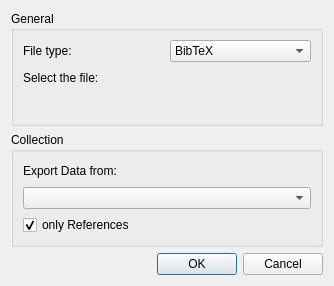
Above: src/mainui/sync/bibtexexportdialog.ui from KDE/conquirere before the change. Below: the same form after it.
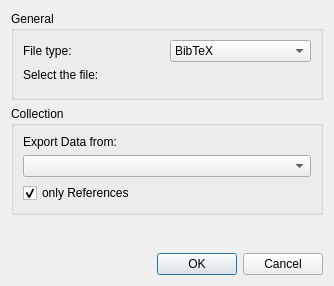
That is the form after the change. Custom widgets are drawn as their Qt base class.

```diff
--- a/src/mainui/sync/bibtexexportdialog.ui
+++ b/src/mainui/sync/bibtexexportdialog.ui
@@ -126,6 +126,19 @@
      </layout>
     </widget>
    </item>
+   <item>
+    <spacer name="verticalSpacer">
+     <property name="orientation">
+      <enum>Qt::Vertical</enum>
+     </property>
+     <property name="sizeHint" stdset="0">
+      <size>
+       <width>20</width>
+       <height>40</height>
+      </size>
+     </property>
+    </spacer>
+   </item>
    <item>
     <widget class="QDialogButtonBox" name="buttonBox">
      <property name="orientation">
```
